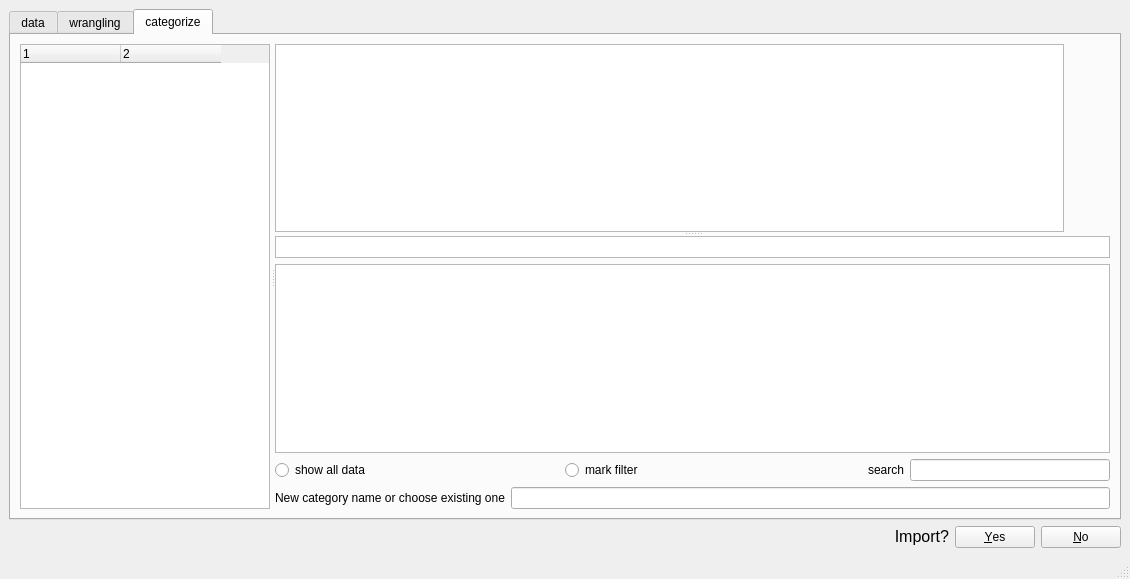
First picture: the form in qt_gui/main_window.ui, repository zielaskowski/banking, before the edit.
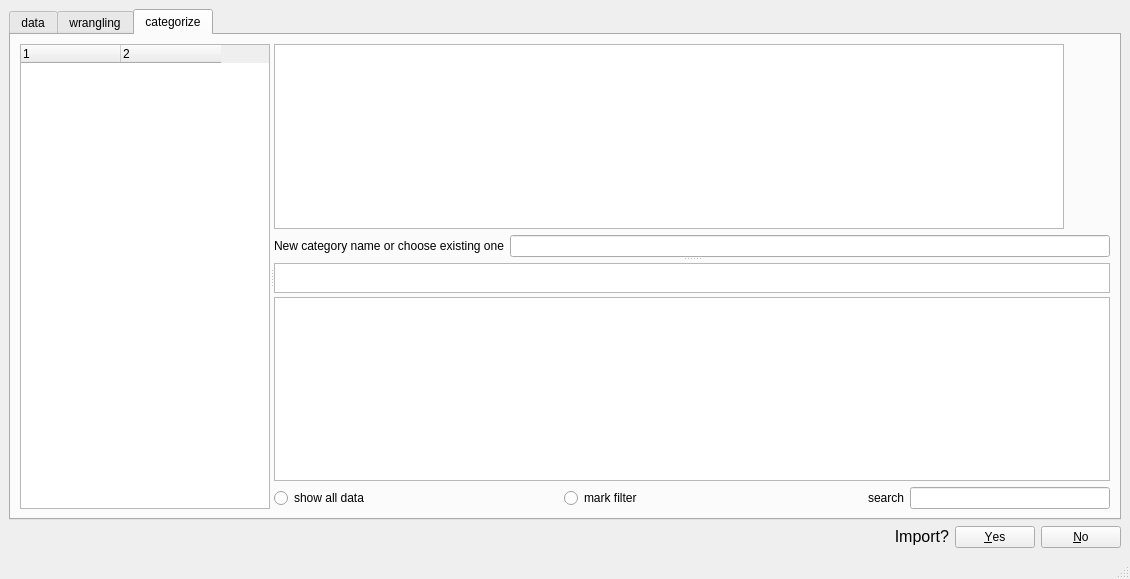
Second picture: the form after the edit. Icons and pictures are not drawn.

```diff
--- a/qt_gui/main_window.ui
+++ b/qt_gui/main_window.ui
@@ -347,18 +347,12 @@
        <attribute name="title">
         <string>categorize</string>
        </attribute>
-       <layout class="QHBoxLayout" name="horizontalLayout_7">
+       <layout class="QVBoxLayout" name="verticalLayout_9">
         <item>
          <widget class="QSplitter" name="splitter_2">
           <property name="orientation">
            <enum>Qt::Horizontal</enum>
           </property>
-          <property name="handleWidth">
-           <number>5</number>
-          </property>
-          <property name="childrenCollapsible">
-           <bool>false</bool>
-          </property>
           <widget class="QTreeWidget" name="tree_db">
            <property name="sizePolicy">
             <sizepolicy hsizetype="Minimum" vsizetype="Expanding">
@@ -402,19 +396,28 @@
            </column>
           </widget>
           <widget class="QSplitter" name="splitter">
-           <property name="lineWidth">
-            <number>5</number>
-           </property>
            <property name="orientation">
             <enum>Qt::Vertical</enum>
            </property>
-           <property name="childrenCollapsible">
-            <bool>false</bool>
-           </property>
-           <widget class="QWidget" name="layoutWidget">
+           <widget class="QWidget" name="">
+            <layout class="QVBoxLayout" name="verticalLayout_5">
+             <item>
             <layout class="QHBoxLayout" name="horizontalLayout_4">
              <item>
-              <widget class="QTableWidget" name="cat_view"/>
+                <widget class="QTableWidget" name="cat_view">
+                 <property name="sizePolicy">
+                  <sizepolicy hsizetype="Expanding" vsizetype="Expanding">
+                   <horstretch>0</horstretch>
+                   <verstretch>0</verstretch>
+                  </sizepolicy>
+                 </property>
+                 <property name="minimumSize">
+                  <size>
+                   <width>0</width>
+                   <height>0</height>
+                  </size>
+                 </property>
+                </widget>
              </item>
              <item>
               <layout class="QVBoxLayout" name="verticalLayout_2">
@@ -551,9 +554,25 @@
               </layout>
              </item>
             </layout>
-           </widget>
-           <widget class="QWidget" name="layoutWidget">
-            <layout class="QVBoxLayout" name="verticalLayout_5">
+             </item>
+             <item>
+              <layout class="QHBoxLayout" name="horizontalLayout_6">
+               <item>
+                <widget class="QLabel" name="label_3">
+                 <property name="text">
+                  <string>New category name or choose existing one</string>
+                 </property>
+                </widget>
+               </item>
+               <item>
+                <widget class="QLineEdit" name="new_cat_name"/>
+               </item>
+              </layout>
+             </item>
+            </layout>
+           </widget>
+           <widget class="QWidget" name="">
+            <layout class="QVBoxLayout" name="verticalLayout_6">
              <item>
               <widget class="QTableWidget" name="group_view">
                <property name="sizePolicy">
@@ -565,7 +584,7 @@
                <property name="minimumSize">
                 <size>
                  <width>0</width>
-                 <height>10</height>
+                 <height>30</height>
                 </size>
                </property>
                <property name="maximumSize">
@@ -629,20 +648,6 @@
                </item>
               </layout>
              </item>
-             <item>
-              <layout class="QHBoxLayout" name="horizontalLayout_6">
-               <item>
-                <widget class="QLabel" name="label_3">
-                 <property name="text">
-                  <string>New category name or choose existing one</string>
-                 </property>
-                </widget>
-               </item>
-               <item>
-                <widget class="QLineEdit" name="new_cat_name"/>
-               </item>
-              </layout>
-             </item>
             </layout>
            </widget>
           </widget>
```
Lines whose indentation alone changed are shown as unchanged.
